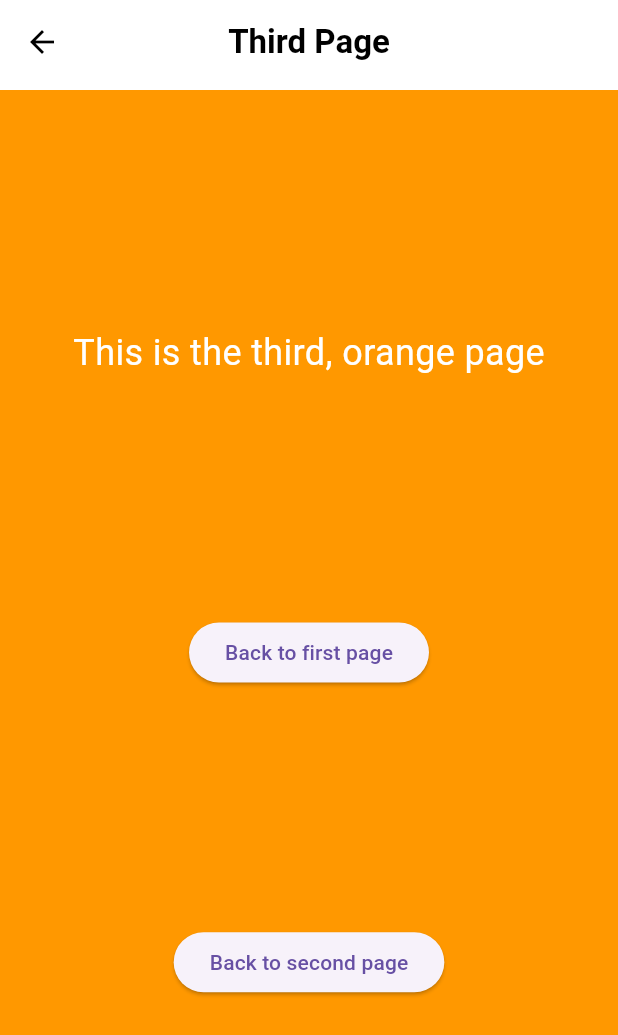
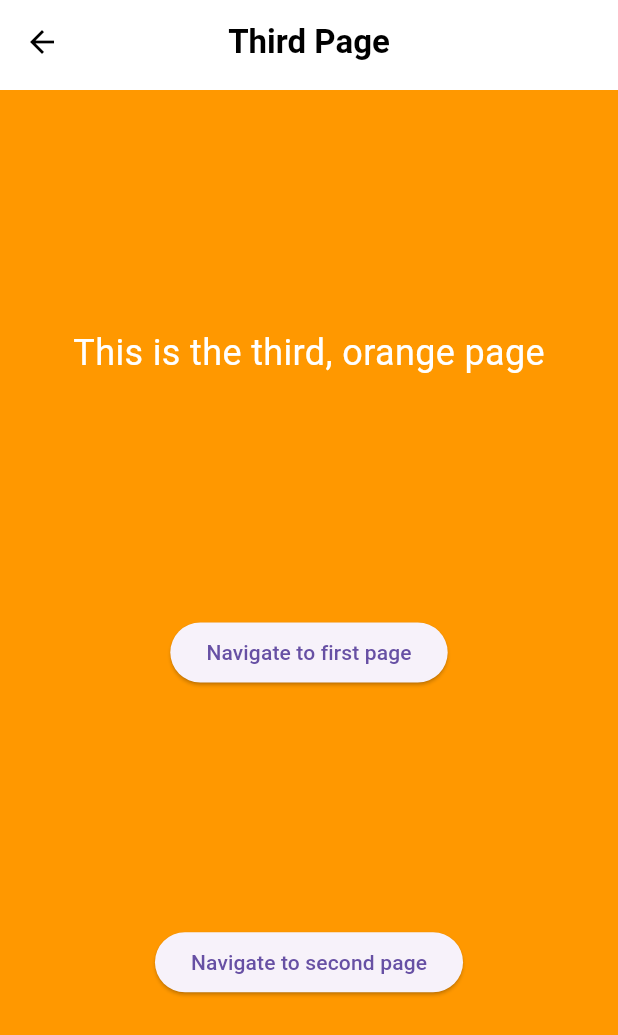
Before and after one commit to kubaolszewski/flutter_modular_introduction_app, a Flutter app: the screen it shows after launch, after a tap on "Navigate to second page", after a tap on "Navigate to third page", on a phone screen of 412 x 824 dp. Shown: the top 1035 px of the screen. Run offline on Flutter 3.47's test engine with Material 2 defaults, Android fonts, the phone set to English and light mode, and no system bars; our stand-ins replace easy_localization, flutter_bloc, flutter_modular.

Commit message:
Create working dynamic transcription depending on devices language

```diff
--- a/lib/app/features/first_page/first_page.dart
+++ b/lib/app/features/first_page/first_page.dart
@@ -1,3 +1,4 @@
+import 'package:easy_localization/easy_localization.dart';
 import 'package:flutter/material.dart';
 import 'package:flutter_modular/flutter_modular.dart';
 import 'package:flutter_modular_introduction_app/app/common_widgets/custom_appbar.dart';
@@ -5,6 +6,7 @@ import 'package:flutter_modular_introduction_app/app/features/first_page/cubit/f
 import 'package:flutter_modular_introduction_app/app/features/first_page/first_page_module.dart';
 import 'package:flutter_modular_introduction_app/app/features/second_page/second_page_module.dart';
 import 'package:flutter_modular_introduction_app/app/features/third_page/third_page_module.dart';
+import 'package:flutter_modular_introduction_app/l10n/locale_keys.g.dart';
 
 class FirstPage extends StatelessWidget {
   const FirstPage({super.key});
@@ -13,36 +15,36 @@ class FirstPage extends StatelessWidget {
   Widget build(BuildContext context) {
     FirstPageCubit firstPageCubit = Modular.get<FirstPageCubit>();
     return Scaffold(
-      appBar: const CustomAppBar(title: 'First Page'),
+      appBar:  CustomAppBar(title: LocaleKeys.firstHeader.tr()),
       body: Container(
         color: Colors.blue,
         child: Center(
           child: Column(
             mainAxisAlignment: MainAxisAlignment.spaceEvenly,
             children: [
-              const Text(
-                'This is the first, blue page',
-                style: TextStyle(color: Colors.white, fontSize: 24),
+               Text(
+                LocaleKeys.firstPageText.tr(),
+                style: const TextStyle(color: Colors.white, fontSize: 24),
               ),
               ElevatedButton(
                   onPressed: () {
                     Modular.to.pushReplacementNamed(SecondPagePath.secondPath);
                     firstPageCubit.statusCheck();
                   },
-                  child: const Text('Navigate to second page')),
+                  child:  Text(LocaleKeys.secondPaveNav.tr())),
                   ElevatedButton(
                   onPressed: () {
                     Modular.to.pushNamed(FirstPagePath.secondScreenPath);
                     firstPageCubit.statusCheck();
                   },
-                  child: const Text('Navigate to second page on first module')),
+                  child:  Text(LocaleKeys.firstSecondPageNav.tr())),
 
               ElevatedButton(
                   onPressed: () {
                     Modular.to.pushReplacementNamed(ThirdPagePath.thirdPath);
                     firstPageCubit.statusCheck();
                   },
-                  child: const Text('Navigate to third page'))
+                  child:  Text(LocaleKeys.thirdPageNav.tr()))
             ],
           ),
         ),
--- a/lib/app/features/first_second_screen/first_second_screen.dart
+++ b/lib/app/features/first_second_screen/first_second_screen.dart
@@ -1,5 +1,7 @@
+import 'package:easy_localization/easy_localization.dart';
 import 'package:flutter/material.dart';
 import 'package:flutter_modular_introduction_app/app/common_widgets/custom_appbar.dart';
+import 'package:flutter_modular_introduction_app/l10n/locale_keys.g.dart';
 
 class FirstSecondPage extends StatelessWidget {
   const FirstSecondPage({super.key});
@@ -7,16 +9,16 @@ class FirstSecondPage extends StatelessWidget {
   @override
   Widget build(BuildContext context) {
     return Scaffold(
-      appBar: const CustomAppBar(title: 'First Second Page'),
+      appBar:  CustomAppBar(title: LocaleKeys.firstSecondHeader.tr()),
       body: Container(
         color: Colors.blue,
-        child: const Center(
+        child:  Center(
           child: Column(
             mainAxisAlignment: MainAxisAlignment.spaceEvenly,
             children: [
               Text(
-                'This is the first, blue page',
-                style: TextStyle(color: Colors.white, fontSize: 24),
+                LocaleKeys.firstSecondPageText.tr(),
+                style: const TextStyle(color: Colors.white, fontSize: 24),
               ),
             ],
           ),
--- a/lib/app/features/second_page/second_page.dart
+++ b/lib/app/features/second_page/second_page.dart
@@ -1,9 +1,11 @@
+import 'package:easy_localization/easy_localization.dart';
 import 'package:flutter/material.dart';
 import 'package:flutter_modular/flutter_modular.dart';
 import 'package:flutter_modular_introduction_app/app/common_widgets/custom_appbar.dart';
 import 'package:flutter_modular_introduction_app/app/features/second_page/cubit/second_page_cubit.dart';
 import 'package:flutter_modular_introduction_app/app/features/third_page/third_page_module.dart';
 import 'package:flutter_modular_introduction_app/app_module.dart';
+import 'package:flutter_modular_introduction_app/l10n/locale_keys.g.dart';
 
 class SecondPage extends StatelessWidget {
   const SecondPage({super.key});
@@ -11,7 +13,7 @@ class SecondPage extends StatelessWidget {
   @override
   Widget build(BuildContext context) {
     SecondPageCubit secondPageCubit = Modular.get<SecondPageCubit>();
-    return Scaffold(appBar: const CustomAppBar(title:'Second Page'),
+    return Scaffold(appBar:  CustomAppBar(title: LocaleKeys.secondHeader.tr()),
       body: Container(
           color: Colors.green,
           child: Center(
@@ -19,18 +21,18 @@ class SecondPage extends StatelessWidget {
               mainAxisAlignment: MainAxisAlignment.spaceEvenly,
               children: [
                 const Text(
-                  'This is the second, green page',
+                  LocaleKeys.secondPageText,
                   style: TextStyle(color: Colors.white, fontSize: 24),
                 ),
                 ElevatedButton(
                     onPressed: ()  {Modular.to.pushNamed(ThirdPagePath.thirdPath);
                     secondPageCubit.statusCheck();
                     },
-                    child: const Text('Navigate to third page')),
+                    child:  Text(LocaleKeys.thirdPageNav.tr())),
                     ElevatedButton(
                     onPressed: ()  {Modular.to.pushReplacementNamed(AppModulesPath.firstPageModulesPath);
                     secondPageCubit.statusCheck();},
-                    child: const Text('Navigate to first page'))
+                    child:  Text(LocaleKeys.firstPageNav.tr()))
               ],
             ),
           ),
--- a/lib/app/features/third_page/third_page.dart
+++ b/lib/app/features/third_page/third_page.dart
@@ -1,9 +1,11 @@
+import 'package:easy_localization/easy_localization.dart';
 import 'package:flutter/material.dart';
 import 'package:flutter_modular/flutter_modular.dart';
 import 'package:flutter_modular_introduction_app/app/common_widgets/custom_appbar.dart';
 import 'package:flutter_modular_introduction_app/app/features/first_page/first_page_module.dart';
 import 'package:flutter_modular_introduction_app/app/features/second_page/second_page_module.dart';
 import 'package:flutter_modular_introduction_app/app/features/third_page/cubit/third_page_cubit.dart';
+import 'package:flutter_modular_introduction_app/l10n/locale_keys.g.dart';
 
 class ThirdPage extends StatelessWidget {
   const ThirdPage({super.key});
@@ -12,29 +14,29 @@ class ThirdPage extends StatelessWidget {
   Widget build(BuildContext context) {
     ThirdPageCubit thirdPageCubit = Modular.get<ThirdPageCubit>();
     return Scaffold(
-      appBar: const CustomAppBar(title: 'Third Page'),
+      appBar:  CustomAppBar(title: LocaleKeys.thirdHeader.tr()),
       body: Container(
         color: Colors.orange,
         child: Center(
           child: Column(
             mainAxisAlignment: MainAxisAlignment.spaceEvenly,
             children: [
-              const Text(
-                'This is the third, orange page',
-                style: TextStyle(color: Colors.white, fontSize: 24),
+               Text(
+                LocaleKeys.thirdPageText.tr(),
+                style: const TextStyle(color: Colors.white, fontSize: 24),
               ),
               ElevatedButton(
                   onPressed: () {
                     Modular.to.pushReplacementNamed(FirstPagePath.firstPath);
                     thirdPageCubit.statusCheck();
                   },
-                  child: const Text('Back to first page')),
+                  child:  Text(LocaleKeys.firstPageNav.tr())),
               ElevatedButton(
                   onPressed: () {
                     Modular.to.pushReplacementNamed(SecondPagePath.secondPath);
                     thirdPageCubit.statusCheck();
                   },
-                  child: const Text('Back to second page'))
+                  child:  Text(LocaleKeys.secondPaveNav.tr()))
             ],
           ),
         ),
```
